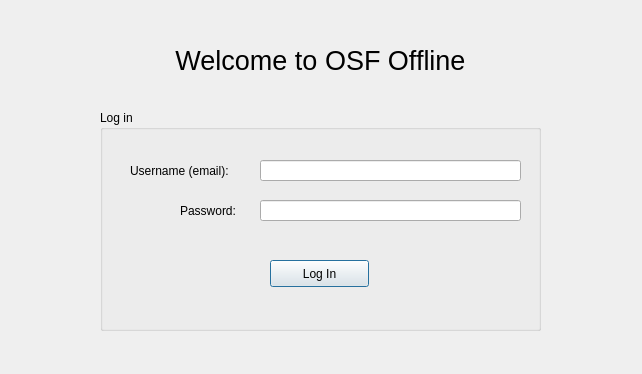
Old version of the form osfoffline/views/rsc/gui/startscreen_gui/startscreen.ui in the repository CenterForOpenScience/osf-sync.
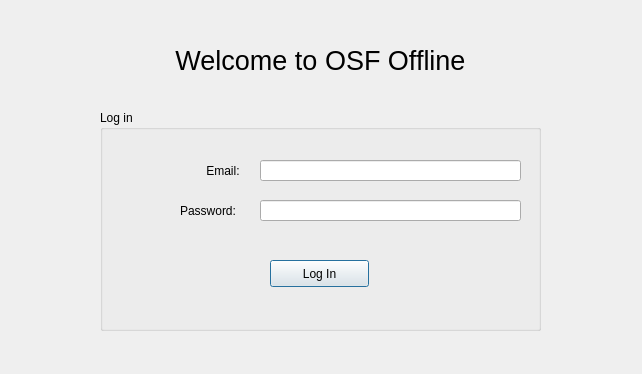
New version of the form.

```diff
--- a/osfoffline/views/rsc/gui/startscreen_gui/startscreen.ui
+++ b/osfoffline/views/rsc/gui/startscreen_gui/startscreen.ui
@@ -41,14 +41,14 @@
    <widget class="QLabel" name="label_6">
     <property name="geometry">
      <rect>
-      <x>30</x>
+      <x>103</x>
       <y>50</y>
-      <width>110</width>
+      <width>51</width>
       <height>21</height>
      </rect>
     </property>
     <property name="text">
-     <string>Username (email):</string>
+     <string> Email:</string>
     </property>
    </widget>
    <widget class="QLineEdit" name="usernameEdit">
```
Left out of the diff: 2 changed lines with no effect on the pictures.
